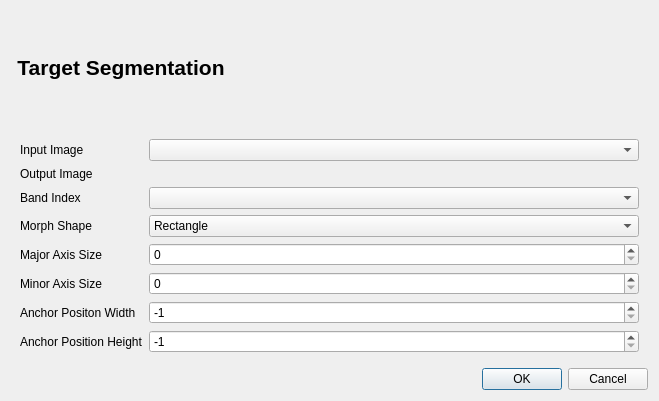
First picture: the form in target_segmentation/target_segmentation_dialog_base.ui, repository AUGSignals/qgis-plugins, before the edit.
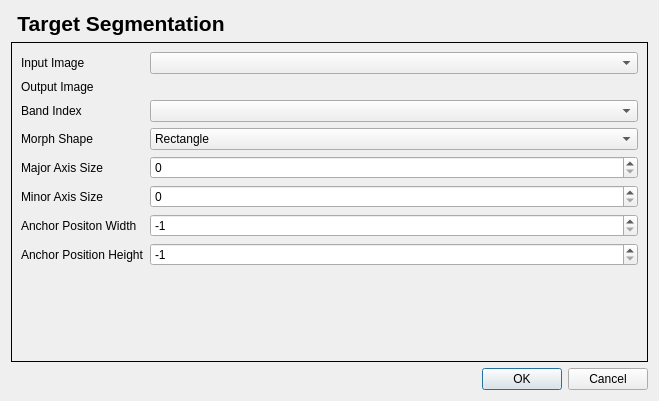
Second picture: the form after the edit. Custom widgets are drawn as their Qt base class.

The edit to the form file:
```diff
--- a/target_segmentation/target_segmentation_dialog_base.ui
+++ b/target_segmentation/target_segmentation_dialog_base.ui
@@ -39,7 +39,11 @@
     </widget>
    </item>
    <item row="3" column="0" colspan="2">
-    <widget class="QWidget" name="widget" native="true">
+    <widget class="QStackedWidget" name="stackedWidget">
+     <property name="frameShape">
+      <enum>QFrame::Box</enum>
+     </property>
+     <widget class="QWidget" name="stackedWidgetPage1" native="true">
      <layout class="QFormLayout" name="formLayout_2">
       <item row="4" column="0">
        <widget class="QLabel" name="bandIndexLabel">
@@ -177,6 +181,7 @@
        </widget>
       </item>
      </layout>
+     </widget>
     </widget>
    </item>
   </layout>
```
Lines whose indentation alone changed are shown as unchanged.
